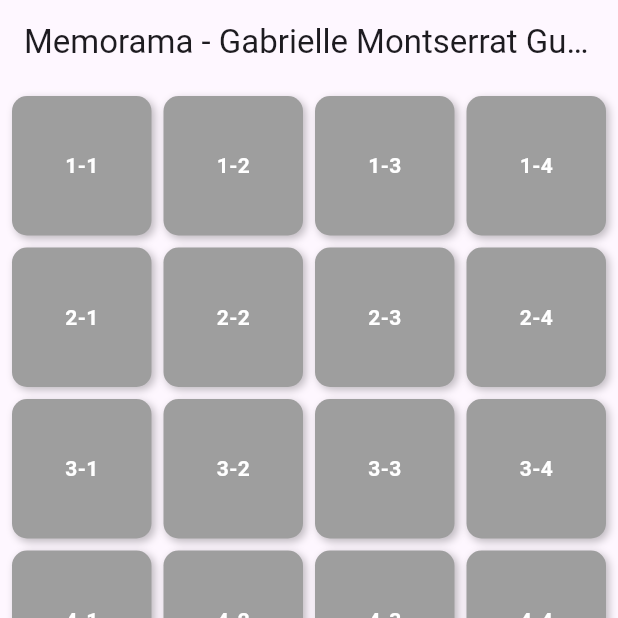
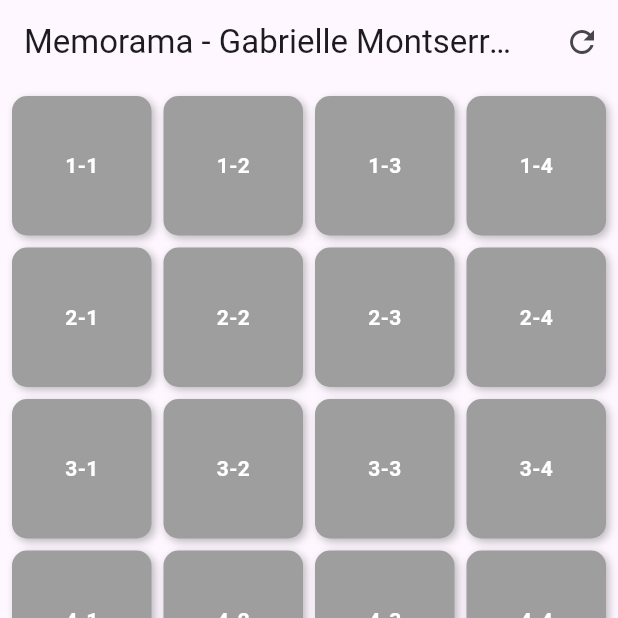
Before and after one commit to Fundamentos-Moviles/exameni-GabrielleGuerra, a Flutter app: the screen it shows after launch, on a phone screen of 412 x 824 dp, the top half of it. Run offline on Flutter 3.47's test engine with Material 3 defaults, Android fonts, the phone set to English and light mode, and no system bars.

Commit message:
con colores pero ocupa correcciones y funcionamiento

```diff
--- a/lib/main.dart
+++ b/lib/main.dart
@@ -1,4 +1,5 @@
 import 'package:flutter/material.dart';
+import 'dart:math';
 
 void main() {
   runApp(const ColorBlocksApp());
@@ -26,14 +27,127 @@ class ColorBlocksScreen extends StatefulWidget {
 }
 
 class _ColorBlocksScreenState extends State<ColorBlocksScreen> {
-  // 5 rows x 4 columns = 20 blocks, all gray
-  List<Color> colors = List.generate(20, (index) => Colors.grey);
+  // Colores ocultos (la "respuesta" del memorama)
+  late List<Color> hiddenColors;
+
+  // Colores visibles (lo que muestra la interfaz)
+  List<Color> visibleColors = List.generate(20, (index) => Colors.grey);
+
+  // Estado de cada bloque: 0=oculto, 1=seleccionado temporalmente, 2=emparejado
+  List<int> blockStates = List.generate(20, (index) => 0);
+
+  // Índices de los bloques actualmente seleccionados
+  List<int> selectedIndices = [];
+
+  // Bloquear interacción mientras se evalúa el par
+  bool isEvaluating = false;
+
+  static Color _randomColor() {
+    final Random random = Random();
+    List<Color> gameColors = [
+      Colors.red,
+      Colors.blue,
+      Colors.green,
+      Colors.yellow,
+      Colors.orange,
+      Colors.purple,
+      Colors.pink,
+      Colors.teal,
+      Colors.brown,
+      Colors.indigo,
+    ];
+    return gameColors[random.nextInt(gameColors.length)];
+  }
+
+  @override
+  void initState() {
+    super.initState();
+    _initializeGame();
+  }
+
+  void _initializeGame() {
+    // Crear pares de colores (10 pares para 20 bloques)
+    hiddenColors = [];
+    for (int i = 0; i < 10; i++) {
+      Color color = _randomColor();
+      hiddenColors.add(color);
+      hiddenColors.add(color);
+    }
+    // Mezclar los colores
+    hiddenColors.shuffle();
+  }
+
+  void onBlockTap(int index) {
+    // No hacer nada si:
+    // - Está evaluando un par
+    // - El bloque ya está emparejado
+    // - Ya hay 2 bloques seleccionados
+    // - El bloque ya está seleccionado
+    if (isEvaluating ||
+        blockStates[index] == 2 ||
+        selectedIndices.length >= 2 ||
+        selectedIndices.contains(index)) {
+      return;
+    }
+
+    setState(() {
+      // Mostrar el color oculto y marcar como seleccionado temporalmente
+      visibleColors[index] = hiddenColors[index];
+      blockStates[index] = 1;
+      selectedIndices.add(index);
+
+      // Si se han seleccionado 2 bloques, evaluar el par
+      if (selectedIndices.length == 2) {
+        isEvaluating = true;
+        _evaluatePair();
+      }
+    });
+  }
+
+  void _evaluatePair() {
+    Future.delayed(const Duration(milliseconds: 1000), () {
+      setState(() {
+        int first = selectedIndices[0];
+        int second = selectedIndices[1];
+
+        if (hiddenColors[first] == hiddenColors[second]) {
+          // Coinciden: marcar como emparejados
+          blockStates[first] = 2;
+          blockStates[second] = 2;
+        } else {
+          // No coinciden: volver a gris
+          visibleColors[first] = Colors.grey;
+          visibleColors[second] = Colors.grey;
+          blockStates[first] = 0;
+          blockStates[second] = 0;
+        }
+
+        // Limpiar selección
+        selectedIndices.clear();
+        isEvaluating = false;
+      });
+    });
+  }
 
   @override
   Widget build(BuildContext context) {
     return Scaffold(
       appBar: AppBar(
         title: const Text('Memorama - Gabrielle Montserrat Guerra Gomez'),
+        actions: [
+          IconButton(
+            icon: const Icon(Icons.refresh),
+            onPressed: () {
+              setState(() {
+                _initializeGame();
+                visibleColors = List.generate(20, (index) => Colors.grey);
+                blockStates = List.generate(20, (index) => 0);
+                selectedIndices.clear();
+                isEvaluating = false;
+              });
+            },
+          ),
+        ],
       ),
       body: GridView.builder(
         padding: const EdgeInsets.all(8.0),
@@ -47,10 +161,15 @@ class _ColorBlocksScreenState extends State<ColorBlocksScreen> {
           int row = index ~/ 4;
           int col = index % 4;
 
-          return Container(
+          return GestureDetector(
+            onTap: () => onBlockTap(index),
+            child: Container(
               decoration: BoxDecoration(
-              color: colors[index],
+                color: visibleColors[index],
                 borderRadius: BorderRadius.circular(10.0),
+                border: blockStates[index] == 1
+                    ? Border.all(color: Colors.white, width: 3)
+                    : null,
                 boxShadow: [
                   BoxShadow(
                     color: Colors.black.withOpacity(0.25),
@@ -62,9 +181,12 @@ class _ColorBlocksScreenState extends State<ColorBlocksScreen> {
               child: Center(
                 child: Text(
                   '${row + 1}-${col + 1}',
-                style: const TextStyle(
-                  color: Colors.white,
+                  style: TextStyle(
+                    color: visibleColors[index].computeLuminance() > 0.5
+                        ? Colors.black
+                        : Colors.white,
                     fontWeight: FontWeight.bold,
+                  ),
                 ),
               ),
             ),
```
Lines whose indentation alone changed are shown as unchanged.
